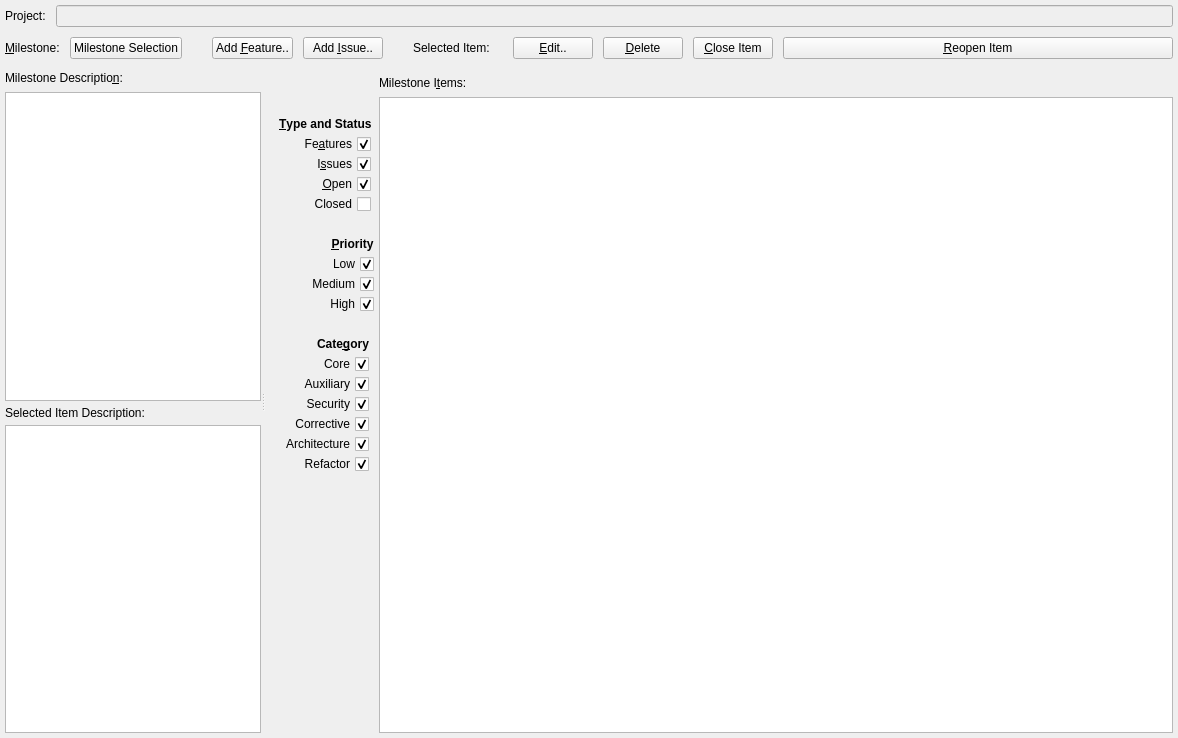
Above: forms/roadmap.ui from skriticos/nelia1 before the change. Below: the same form after it.
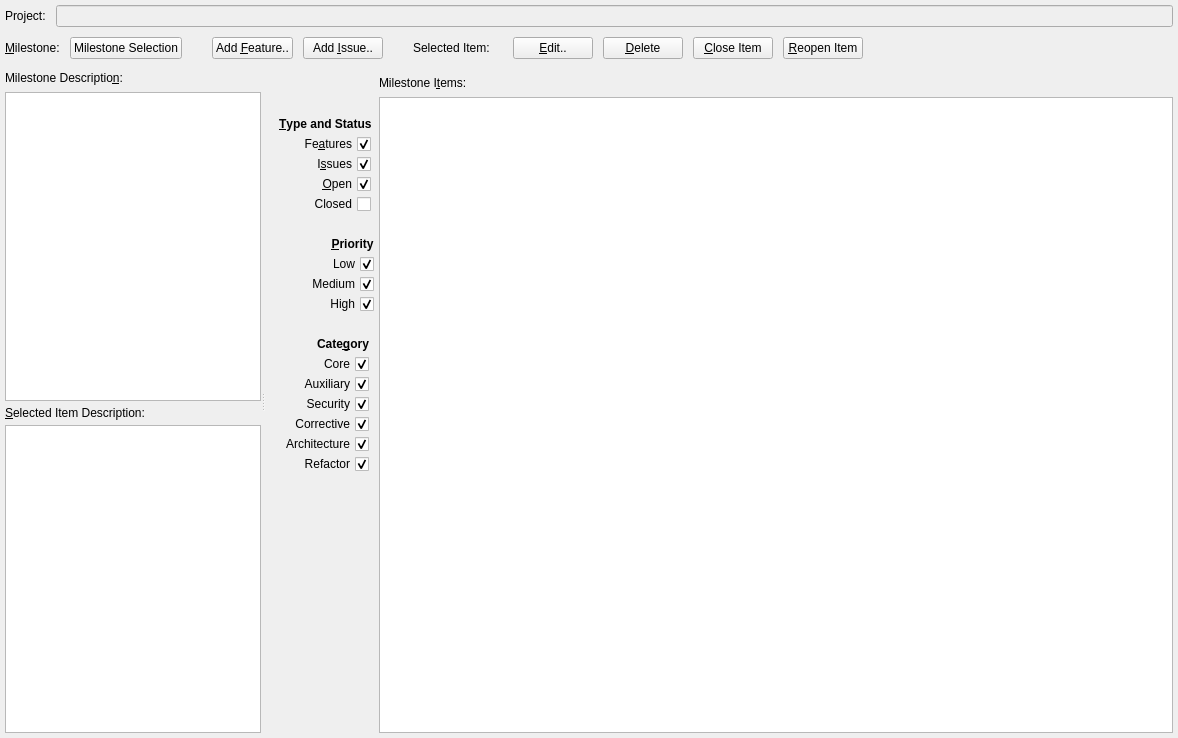
That is the form after the change.

Commit message: roadmap: separated add/edit widgets

Patch:
```diff
--- a/forms/roadmap.ui
+++ b/forms/roadmap.ui
@@ -161,7 +161,7 @@
         </property>
        </widget>
       </item>
-      <item row="0" column="10">
+      <item row="0" column="11">
        <spacer name="horizontalSpacer_3">
         <property name="orientation">
          <enum>Qt::Horizontal</enum>
@@ -238,7 +238,10 @@
        <item row="2" column="0">
         <widget class="QLabel" name="label_4">
          <property name="text">
-          <string>Selected Item Description:</string>
+          <string>&amp;Selected Item Description:</string>
+         </property>
+         <property name="buddy">
+          <cstring>text_mi_description</cstring>
          </property>
         </widget>
        </item>
```
Left out of the diff: 32 changed lines with no effect on the pictures. The commit also changes 3 other files.
